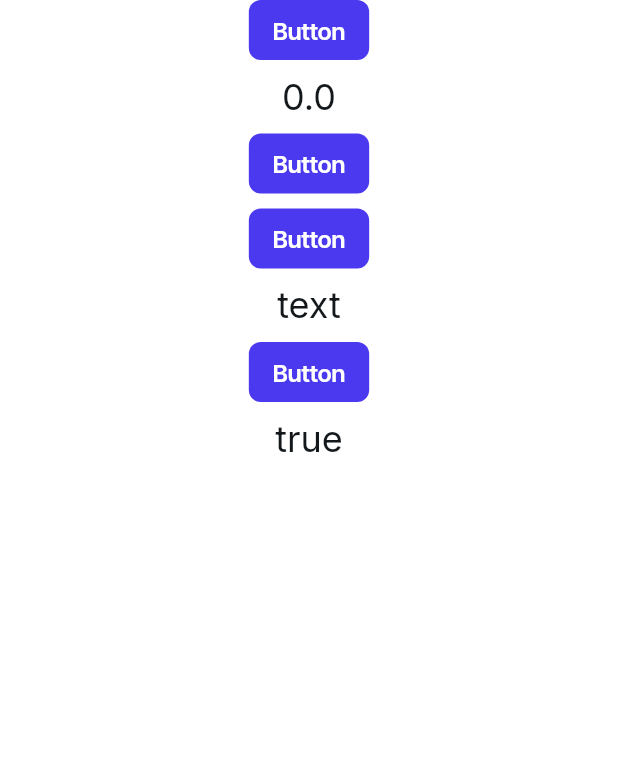
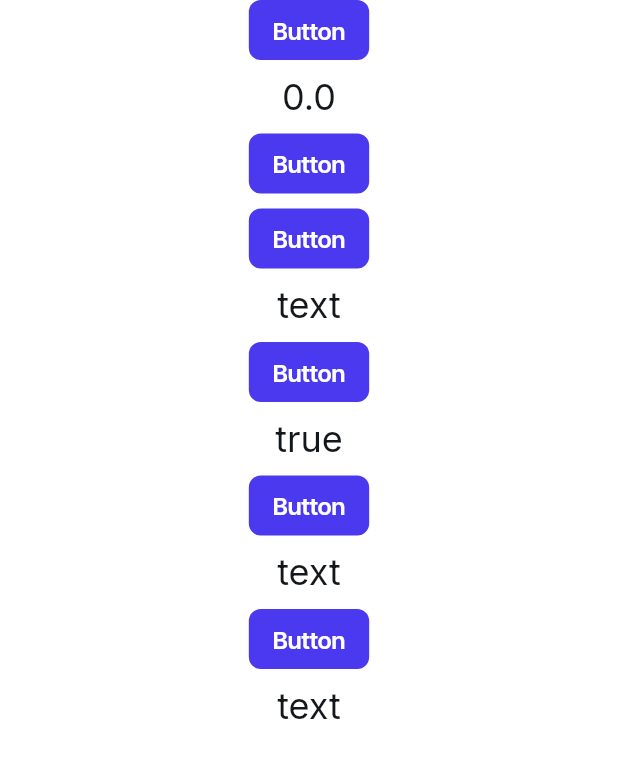
Before and after one commit to BhanushaliBhavik/Temp, a Flutter app: the screen it shows after launch, on a phone screen of 412 x 824 dp. Shown: the top 758 px of the screen. Run offline on Flutter 3.47's test engine with Material 3 defaults, Android fonts, the phone set to English and light mode, and no system bars; drawn by our look-alikes of auto_size_text; our stand-ins replace cloud_firestore, connectivity_plus, device_info_plus, easy_debounce, equatable, file_picker and 12 more; missing offline and left inert: json_path, mime_type, text_search; accounts and stored records are empty.

Commit message:
Updating to latest FlutterFlow output.

```diff
--- a/lib/custom_code/actions/check_device_is_online_or_not.dart
+++ b/lib/custom_code/actions/check_device_is_online_or_not.dart
@@ -17,10 +17,10 @@ Future<bool> checkDeviceIsOnlineOrNot() async {
   var connectivityResult = await Connectivity().checkConnectivity();
 
   // Check the connectivity status
-  if (connectivityResult == ConnectivityResult.mobile) {
+  if (connectivityResult[0] == ConnectivityResult.mobile) {
     // I am connected to a mobile network.
     return true;
-  } else if (connectivityResult == ConnectivityResult.wifi) {
+  } else if (connectivityResult[0] == ConnectivityResult.wifi) {
     // I am connected to a wifi network.
     return true;
   } else {
--- a/lib/custom_code/actions/get_device_fingerprint.dart
+++ b/lib/custom_code/actions/get_device_fingerprint.dart
@@ -35,6 +35,7 @@ Future<String> getDeviceFingerprint() async {
       "systemVersion": iosInfo.systemVersion,
       "localizedModel": iosInfo.localizedModel,
     };
+    return iosInfo.identifierForVendor ?? "HAHA";
   }
   // Generate hash (fingerprint)
   return generateHash(deviceData);
--- a/lib/custom_code/actions/index.dart
+++ b/lib/custom_code/actions/index.dart
@@ -1,2 +1,4 @@
 export 'get_device_fingerprint.dart' show getDeviceFingerprint;
 export 'check_device_is_online_or_not.dart' show checkDeviceIsOnlineOrNot;
+export 'new_custom_action.dart' show newCustomAction;
+export 'get_device_name.dart' show getDeviceName;
--- a/lib/pages/home_page/home_page_model.dart
+++ b/lib/pages/home_page/home_page_model.dart
@@ -24,6 +24,10 @@ class HomePageModel extends FlutterFlowModel<HomePageWidget> {
   String? finger;
   // Stores action output result for [Custom Action - checkDeviceIsOnlineOrNot] action in Button widget.
   bool? online;
+  // Stores action output result for [Custom Action - newCustomAction] action in Button widget.
+  String? newsh;
+  // Stores action output result for [Custom Action - getDeviceName] action in Button widget.
+  String? name;
 
   @override
   void initState(BuildContext context) {}
--- a/lib/pages/home_page/home_page_widget.dart
+++ b/lib/pages/home_page/home_page_widget.dart
@@ -256,6 +256,80 @@ class _HomePageWidgetState extends State<HomePageWidget> {
                       letterSpacing: 0.0,
                     ),
               ),
+              Align(
+                alignment: AlignmentDirectional(0.0, 0.0),
+                child: FFButtonWidget(
+                  onPressed: () async {
+                    _model.newsh = await actions.newCustomAction();
+
+                    safeSetState(() {});
+                  },
+                  text: 'Button',
+                  options: FFButtonOptions(
+                    height: 40.0,
+                    padding:
+                        EdgeInsetsDirectional.fromSTEB(16.0, 0.0, 16.0, 0.0),
+                    iconPadding:
+                        EdgeInsetsDirectional.fromSTEB(0.0, 0.0, 0.0, 0.0),
+                    color: FlutterFlowTheme.of(context).primary,
+                    textStyle: FlutterFlowTheme.of(context).titleSmall.override(
+                          fontFamily: 'Inter Tight',
+                          color: Colors.white,
+                          letterSpacing: 0.0,
+                        ),
+                    elevation: 0.0,
+                    borderRadius: BorderRadius.circular(8.0),
+                  ),
+                ),
+              ),
+              Text(
+                valueOrDefault<String>(
+                  _model.newsh,
+                  'text',
+                ),
+                style: FlutterFlowTheme.of(context).bodyMedium.override(
+                      fontFamily: 'Inter',
+                      fontSize: 24.0,
+                      letterSpacing: 0.0,
+                    ),
+              ),
+              Align(
+                alignment: AlignmentDirectional(0.0, 0.0),
+                child: FFButtonWidget(
+                  onPressed: () async {
+                    _model.name = await actions.getDeviceName();
+
+                    safeSetState(() {});
+                  },
+                  text: 'Button',
+                  options: FFButtonOptions(
+                    height: 40.0,
+                    padding:
+                        EdgeInsetsDirectional.fromSTEB(16.0, 0.0, 16.0, 0.0),
+                    iconPadding:
+                        EdgeInsetsDirectional.fromSTEB(0.0, 0.0, 0.0, 0.0),
+                    color: FlutterFlowTheme.of(context).primary,
+                    textStyle: FlutterFlowTheme.of(context).titleSmall.override(
+                          fontFamily: 'Inter Tight',
+                          color: Colors.white,
+                          letterSpacing: 0.0,
+                        ),
+                    elevation: 0.0,
+                    borderRadius: BorderRadius.circular(8.0),
+                  ),
+                ),
+              ),
+              Text(
+                valueOrDefault<String>(
+                  _model.name,
+                  'text',
+                ),
+                style: FlutterFlowTheme.of(context).bodyMedium.override(
+                      fontFamily: 'Inter',
+                      fontSize: 24.0,
+                      letterSpacing: 0.0,
+                    ),
+              ),
             ].divide(SizedBox(height: 10.0)),
           ),
         ),
--- a/pubspec.yaml
+++ b/pubspec.yaml
@@ -52,6 +52,7 @@ dependencies:
   flutter_animate: 4.5.0
   flutter_cache_manager: 3.4.1
   flutter_plugin_android_lifecycle: 2.0.20
+  flutter_secure_storage: ^9.2.4
   font_awesome_flutter: 10.7.0
   from_css_color: 2.0.0
   functions_client: 2.3.2
```
Also changed, not shown: lib/custom_code/actions/get_device_name.dart (added, +28 -0 lines), lib/custom_code/actions/new_custom_action.dart (added, +78 -0 lines).
